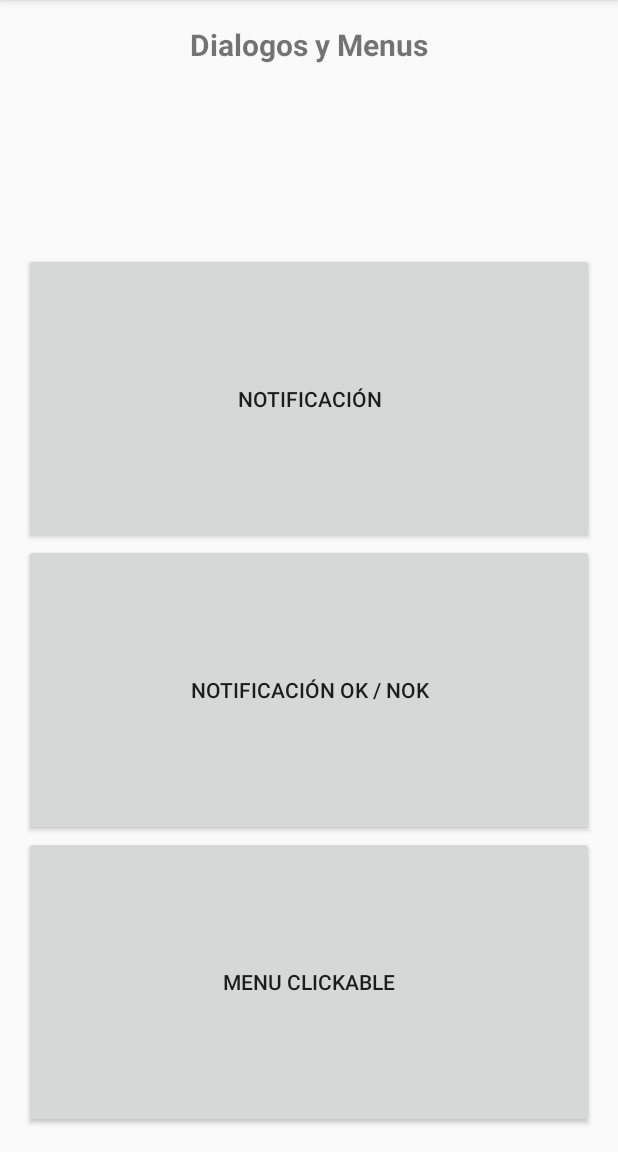
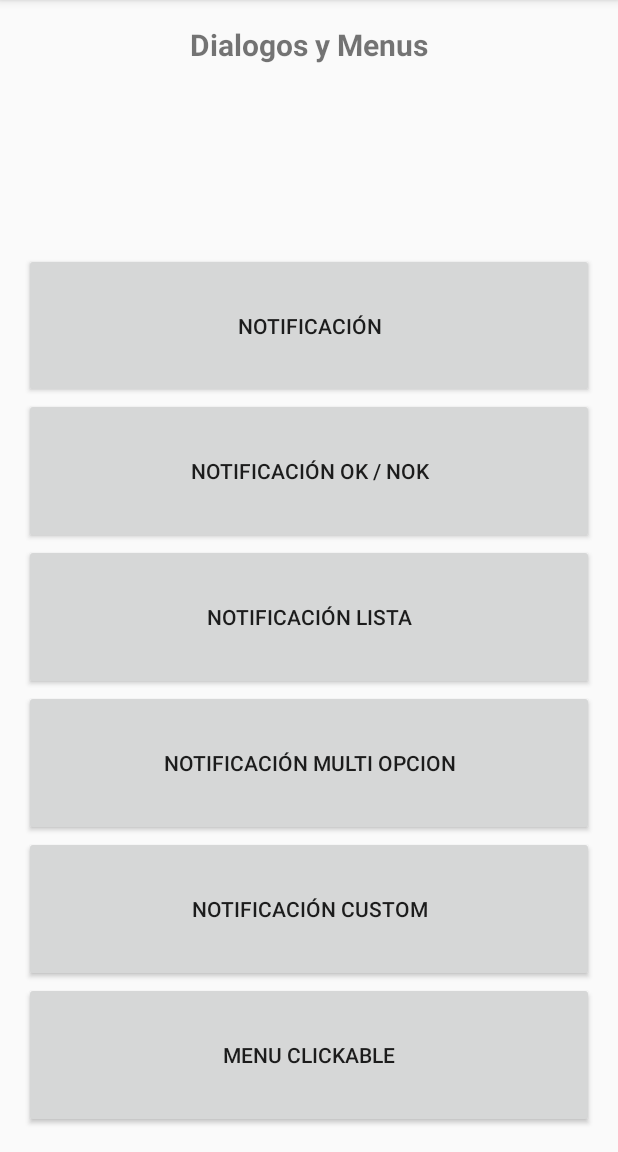
Before and after one commit to augustosalazar/AS_Android_DialogosMenus, an Android app: the screen it shows after launch (MainActivity), on a phone screen of 412 x 824 dp, the part 84-1236 px from its top. Run offline under Robolectric (Android 15) with nearby library versions, the phone set to English and light mode, and no system bars.

Commit message:
Mas opciones de menus

```diff
--- a/app/build.gradle
+++ b/app/build.gradle
@@ -22,4 +22,5 @@ android {
 dependencies {
     compile fileTree(dir: 'libs', include: ['*.jar'])
     compile 'com.android.support:appcompat-v7:21.0.3'
+    compile 'com.android.support:support-v4:21.0.3'
 }
--- a/app/src/main/res/layout/activity_main.xml
+++ b/app/src/main/res/layout/activity_main.xml
@@ -43,6 +43,35 @@
         <Button
             android:layout_width="fill_parent"
             android:layout_height="0dp"
+            android:text="@string/stringBoton4"
+            android:id="@+id/button4"
+            android:layout_weight="1"
+            android:onClick="BotonOnClickNotificacionOkNokItems"
+            />
+
+
+        <Button
+            android:layout_width="fill_parent"
+            android:layout_height="0dp"
+            android:text="@string/stringBoton5"
+            android:id="@+id/button5"
+            android:layout_weight="1"
+            android:onClick="BotonOnClickNotificacionOkNokMultiItems"
+            />
+
+        <Button
+            android:layout_width="fill_parent"
+            android:layout_height="0dp"
+            android:text="@string/stringBoton6"
+            android:id="@+id/button6"
+            android:layout_weight="1"
+            android:onClick="BotonOnClickNotificacionOkNokCustom"
+            />
+
+
+        <Button
+            android:layout_width="fill_parent"
+            android:layout_height="0dp"
             android:text="@string/stringBoton3"
             android:id="@+id/button3"
             android:layout_weight="1"
--- a/app/src/main/res/values/strings.xml
+++ b/app/src/main/res/values/strings.xml
@@ -17,4 +17,16 @@
     <string name="textoDialogBox">El dialogo</string>
     <string name="tituloDialogBox">El titulo</string>
     <string name="aceptar">Aceptar</string>
+    <string name="stringBoton4">Notificación Lista</string>
+    <string name="stringBoton5">NOTIFICACIÓN MULTI OPCION</string>
+
+    <string-array name="dias">
+        <item>Dia 1</item>
+        <item>Dia 2</item>
+        <item>Dia 3</item>
+    </string-array>
+
+    <string name="hello_blank_fragment">Hello blank fragment</string>
+    <string name="stringBoton6">NOTIFICACIÓN CUSTOM</string>
+
 </resources>
```
Also changed, not shown: app/src/main/java/com/augustosalazar/dialogosmenus/AlertFragment.java (added, +41 -0 lines), app/src/main/java/com/augustosalazar/dialogosmenus/MainActivity.java (+92 -6 lines), app/src/main/res/layout/fragment_alert.xml (added, +10 -0 lines), 1 other file.
